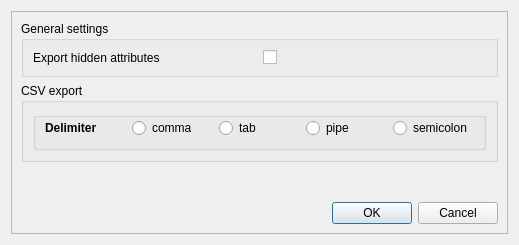
Above: quickexport_option_form.ui from 3liz/QgisQuickExportPlugin before the change. Below: the same form after it.
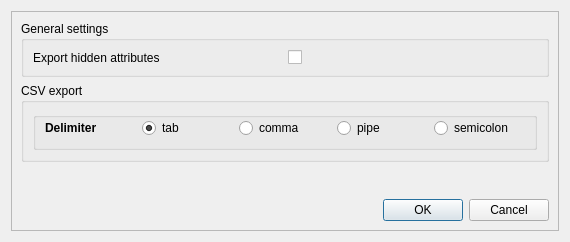
That is the form after the change.

```diff
--- a/quickexport_option_form.ui
+++ b/quickexport_option_form.ui
@@ -6,8 +6,8 @@
    <rect>
     <x>0</x>
     <y>0</y>
-    <width>519</width>
-    <height>245</height>
+    <width>570</width>
+    <height>242</height>
    </rect>
   </property>
   <property name="windowTitle">
@@ -24,8 +24,8 @@
        <rect>
         <x>0</x>
         <y>0</y>
-        <width>499</width>
-        <height>225</height>
+        <width>550</width>
+        <height>222</height>
        </rect>
       </property>
       <layout class="QVBoxLayout" name="verticalLayout_2">
@@ -96,17 +96,20 @@
                </property>
               </widget>
              </item>
-             <item>
-              <widget class="QRadioButton" name="rbDelimiterComma">
-               <property name="text">
-                <string>comma</string>
-               </property>
-              </widget>
-             </item>
              <item>
               <widget class="QRadioButton" name="rbDelimiterTab">
                <property name="text">
                 <string>tab</string>
+               </property>
+               <property name="checked">
+                <bool>true</bool>
+               </property>
+              </widget>
+             </item>
+             <item>
+              <widget class="QRadioButton" name="rbDelimiterComma">
+               <property name="text">
+                <string>comma</string>
                </property>
               </widget>
              </item>
```
